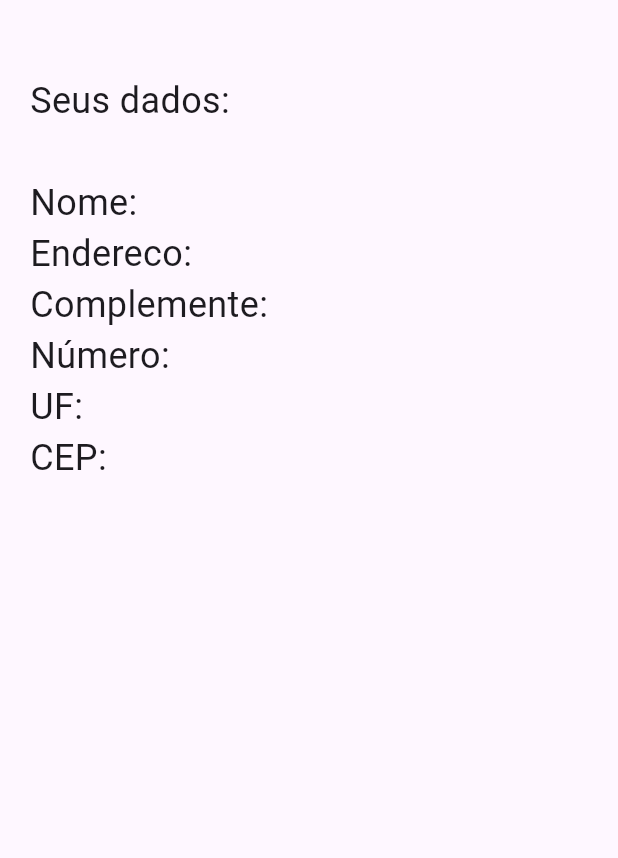
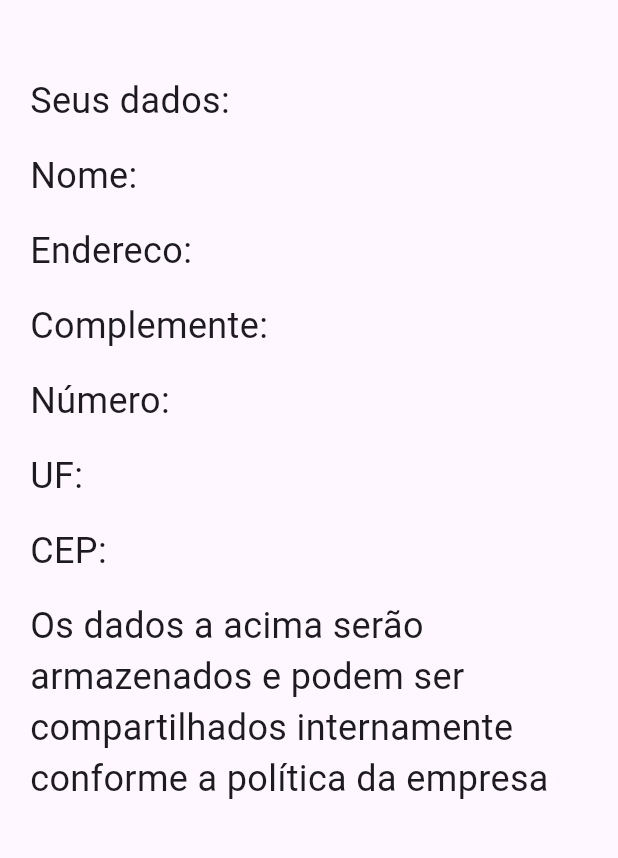
Before and after one commit to ThHenrique/fa-mobile-II, a Flutter app: the SecondActivityGetForm screen opened directly with empty values, on a phone screen of 412 x 824 dp, the part 63-921 px from its top. Run offline on Flutter 3.47's test engine with Material 2 defaults, Android fonts, the phone set to English and light mode, and no system bars.

Commit message:
finish secod activity

```diff
--- a/lib/screens/first_activity/first_activity.dart
+++ b/lib/screens/first_activity/first_activity.dart
@@ -87,7 +87,7 @@ class FormsState extends State<FisrtActivityForms> {
                     children: [
                       ElevatedButton(
                         onPressed: () => _controller.isValidForm(context), // executa _enviar
-                        child: const Text('Enviar'),
+                        child: const Text('Cadastrar'),
                       ),
                       ElevatedButton(
                         onPressed: _controller.cancelar, // executa _cancelar
--- a/lib/screens/second_activity/second_activity.dart
+++ b/lib/screens/second_activity/second_activity.dart
@@ -22,11 +22,46 @@ class SecondActivityGetForm extends StatelessWidget {
       ),
       body: Container(
         padding: const EdgeInsets.all(20),
-        child: Column(children: [
+        child: Column(crossAxisAlignment: CrossAxisAlignment.start, children: [
+          const SizedBox(height: 16.0),
+          const Text(
+            'Seus dados:',
+            style: TextStyle(fontSize: 24.0),
+          ),
           const SizedBox(height: 16.0),
           Text(
-            'Seus dados: \n\nNome: $nome\nEndereco: $endereco\nComplemente: $complemento\nNúmero: $numero\nUF: $uf\nCEP: $cep',
+            'Nome: $nome',
             style: const TextStyle(fontSize: 24.0),
+          ),
+          const SizedBox(height: 16.0),
+          Text(
+            'Endereco: $endereco',
+            style: const TextStyle(fontSize: 24.0),
+          ),
+          const SizedBox(height: 16.0),
+          Text(
+            'Complemente: $complemento',
+            style: const TextStyle(fontSize: 24.0),
+          ),
+          const SizedBox(height: 16.0),
+          Text(
+            'Número: $numero',
+            style: const TextStyle(fontSize: 24.0),
+          ),
+          const SizedBox(height: 16.0),
+          Text(
+            'UF: $uf',
+            style: const TextStyle(fontSize: 24.0),
+          ),
+          const SizedBox(height: 16.0),
+          Text(
+            'CEP: $cep',
+            style: const TextStyle(fontSize: 24.0),
+          ),
+          const SizedBox(height: 16.0),
+          const Text(
+            'Os dados a acima serão armazenados e podem ser compartilhados internamente conforme a política da empresa',
+            style: TextStyle(fontSize: 24.0),
           ),
         ]),
       ),
--- a/lib/shared/widgets/input.dart
+++ b/lib/shared/widgets/input.dart
@@ -32,7 +32,7 @@ class _InputState extends State<Input> {
         border: const OutlineInputBorder(),
         label: Text(widget.label),
         focusedBorder: const OutlineInputBorder(
-          borderSide: BorderSide(color: Colors.teal),
+          borderSide: BorderSide(color: Colors.blue),
         ),
         prefixIcon: widget.icon,
       ),
```
